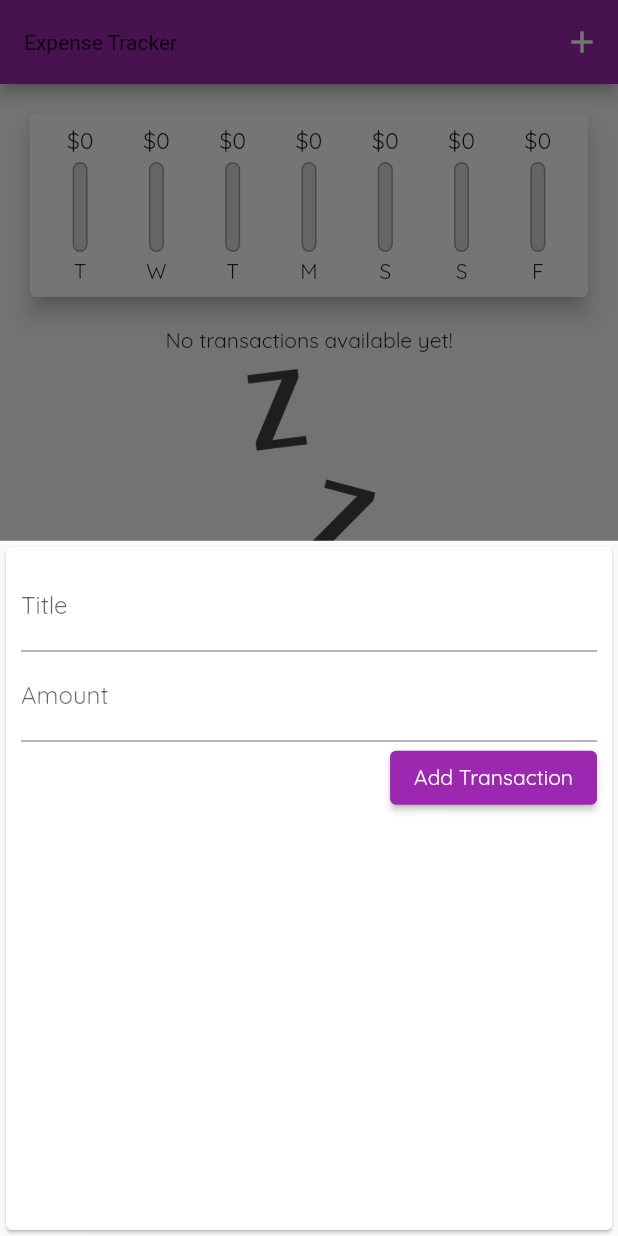
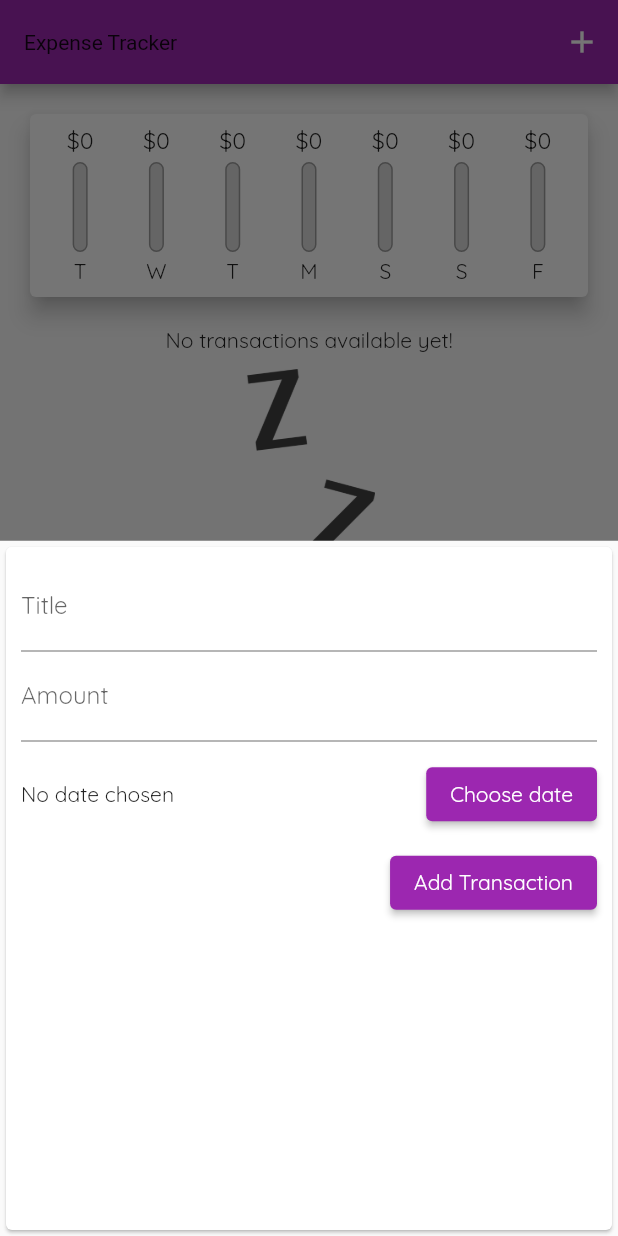
Before and after one commit to bjamyl/flutter-expense-tracker, a Flutter app: the screen it shows after launch, after a tap on the "add" icon, on a phone screen of 412 x 824 dp. Run offline on Flutter 3.47's test engine with Material 2 defaults, Android fonts, the phone set to English and light mode, and no system bars.

Commit message:
added delete functionality and included date selection feature

```diff
--- a/lib/main.dart
+++ b/lib/main.dart
@@ -55,11 +55,12 @@ class _MyHomePageState extends State<MyHomePage> {
     }).toList();
   }
 
-  void _addNewTransaction(String txTitle, double txAmount) {
+  void _addNewTransaction(
+      String txTitle, double txAmount, DateTime chosenDate) {
     final newTx = Transaction(
         title: txTitle,
         amount: txAmount,
-        date: DateTime.now(),
+        date: chosenDate,
         id: DateTime.now().toString());
 
     setState(() {
@@ -73,6 +74,12 @@ class _MyHomePageState extends State<MyHomePage> {
         builder: (_) {
           return NewTransaction(addTx: _addNewTransaction);
         });
+  }
+
+  void _deleteTransaction(String id) {
+    setState(() {
+      _userTransactions.removeWhere((tx) => tx.id == id);
+    });
   }
 
   @override
@@ -92,7 +99,10 @@ class _MyHomePageState extends State<MyHomePage> {
           crossAxisAlignment: CrossAxisAlignment.stretch,
           children: <Widget>[
             Chart(recentTransactions: _recentTransactions),
-            TransactionList(transactions: _userTransactions)
+            TransactionList(
+              transactions: _userTransactions,
+              deleteTX: _deleteTransaction,
+            )
           ],
         ),
       ),
--- a/lib/widgets/new_transaction.dart
+++ b/lib/widgets/new_transaction.dart
@@ -1,4 +1,5 @@
 import 'package:flutter/material.dart';
+import 'package:intl/intl.dart';
 
 class NewTransaction extends StatefulWidget {
   NewTransaction({super.key, required this.addTx});
@@ -11,23 +12,36 @@ class NewTransaction extends StatefulWidget {
 
 class _NewTransactionState extends State<NewTransaction> {
   final titleController = TextEditingController();
-
   final amountController = TextEditingController();
+  DateTime? _selectedDate;
 
   void submitData() {
     final enteredTitle = titleController.text;
     final enteredAmount = double.parse(amountController.text);
 
-    if (enteredTitle.isEmpty || enteredAmount <= 0) {
+    if (enteredTitle.isEmpty || enteredAmount <= 0 || _selectedDate == null) {
       return;
     }
 
-    widget.addTx(
-      enteredTitle,
-      enteredAmount,
-    );
+    widget.addTx(enteredTitle, enteredAmount, _selectedDate);
 
     Navigator.of(context).pop();
+  }
+
+  void _presentDatePicker() {
+    showDatePicker(
+            context: context,
+            initialDate: DateTime.now(),
+            firstDate: DateTime(2019),
+            lastDate: DateTime.now())
+        .then((pickedDate) {
+      if (pickedDate == null) {
+        return;
+      }
+      setState(() {
+        _selectedDate = pickedDate;
+      });
+    });
   }
 
   @override
@@ -47,6 +61,21 @@ class _NewTransactionState extends State<NewTransaction> {
             keyboardType: TextInputType.number,
             onSubmitted: (_) => submitData(),
           ),
+          Container(
+            height: 70,
+            child: Row(
+              mainAxisAlignment: MainAxisAlignment.spaceBetween,
+              children: [
+                Text(_selectedDate == null
+                    ? 'No date chosen'
+                    : DateFormat.yMd().format(_selectedDate!)),
+                ElevatedButton(
+                  onPressed: _presentDatePicker,
+                  child: const Text('Choose date'),
+                )
+              ],
+            ),
+          ),
           ElevatedButton(
             onPressed: submitData,
             child: const Text('Add Transaction'),
--- a/lib/widgets/transaction_list.dart
+++ b/lib/widgets/transaction_list.dart
@@ -3,13 +3,15 @@ import '../models/transaction.dart';
 import 'package:intl/intl.dart';
 
 class TransactionList extends StatelessWidget {
-  const TransactionList({super.key, required this.transactions});
+  const TransactionList(
+      {super.key, required this.transactions, required this.deleteTX});
   final List<Transaction> transactions;
+  final Function deleteTX;
 
   @override
   Widget build(BuildContext context) {
     return Container(
-      height: 300,
+      height: 450,
       child: transactions.isEmpty
           ? Column(
               children: [
@@ -40,6 +42,10 @@ class TransactionList extends StatelessWidget {
                     ),
                     subtitle: Text(
                         DateFormat.yMMMd().format(transactions[index].date)),
+                    trailing: IconButton(
+                      icon: Icon(Icons.delete),
+                      onPressed: () => deleteTX(transactions[index].id),
+                    ),
                   ),
                 );
               },
```
